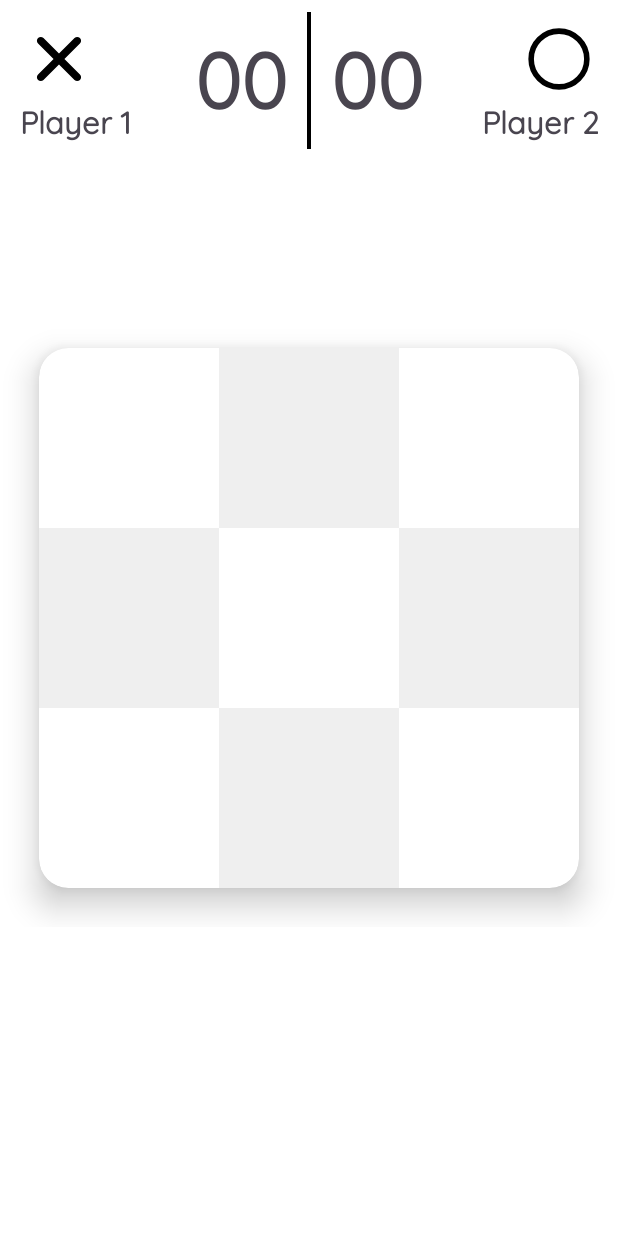
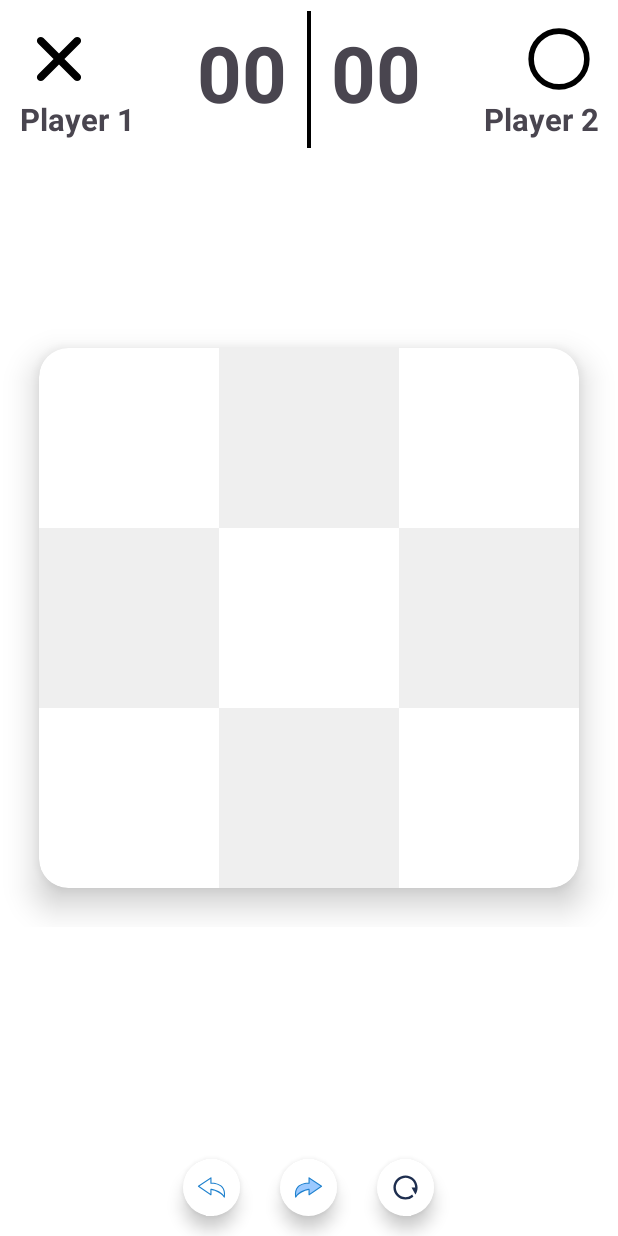
Before and after one commit to aadityakumarverma/PlayBoardGames, an Android app built with Jetpack Compose: the screen it shows after launch (MainActivity), on a phone screen of 412 x 824 dp. Run offline under Robolectric (Android 15) with nearby library versions, the phone set to English and light mode, and no system bars; our stand-ins replace sdp/ssp sizes.

Commit message:
fix(tic_tac): Undo button added

```diff
--- /dev/null
+++ b/app/src/main/res/drawable/ic_redo.xml
@@ -0,0 +1,12 @@
+<vector xmlns:android="http://schemas.android.com/apk/res/android"
+    android:width="@dimen/_15sdp"
+    android:height="@dimen/_15sdp"
+    android:viewportWidth="512"
+    android:viewportHeight="512">
+  <path
+      android:pathData="M486,235.58L266,385.16V290.02c0,0 -176.15,21.23 -235.38,135.52c-1.53,2.95 -1.42,-9.12 -1.99,-13.55C-3.3,161.97 266,181.6 266,181.6V86L486,235.58z"
+      android:fillColor="#9BC9FF"/>
+  <path
+      android:pathData="M30.18,436c-2.21,0 -9.53,-0.84 -10.7,-11.59c-0.2,-1.86 -0.32,-4.11 -0.44,-6.28c-0.1,-1.81 -0.21,-3.87 -0.33,-4.86c-9.1,-71.25 4.76,-128.36 41.21,-169.76c57.43,-65.23 153.84,-72.27 192.63,-72.27c1.22,0 2.37,0.01 3.45,0.02V86c0,-3.7 2.05,-7.11 5.32,-8.84c3.28,-1.73 7.24,-1.51 10.3,0.57l220,149.58c2.74,1.86 4.38,4.96 4.38,8.27c0,3.31 -1.64,6.41 -4.38,8.27l-220,149.58c-3.06,2.08 -7.03,2.3 -10.3,0.57c-3.27,-1.73 -5.32,-5.13 -5.32,-8.84v-83.46c-16.09,2.83 -47.66,9.47 -82.35,22.73c-45.15,17.26 -105.08,49.6 -134.15,105.71C37.6,433.81 34.11,436 30.18,436zM252.55,191.24c-36.07,0 -125.58,6.38 -177.62,65.49C44.86,290.88 32.14,337.82 37.03,396.41c13.03,-17.7 29.59,-33.89 49.47,-48.35c22.69,-16.5 49.76,-30.79 80.46,-42.48c51.99,-19.8 95.99,-25.26 97.84,-25.48c2.84,-0.35 5.69,0.55 7.83,2.44c2.14,1.9 3.37,4.62 3.37,7.48v76.25L468.21,235.58L276,104.89V181.6c0,2.78 -1.16,5.43 -3.19,7.32c-2.03,1.89 -4.77,2.85 -7.54,2.65C265.23,191.57 260.5,191.24 252.55,191.24z"
+      android:fillColor="#1E81CE"/>
+</vector>
--- /dev/null
+++ b/app/src/main/res/drawable/ic_restart.xml
@@ -0,0 +1,9 @@
+<vector xmlns:android="http://schemas.android.com/apk/res/android"
+    android:width="@dimen/_15sdp"
+    android:height="@dimen/_15sdp"
+    android:viewportWidth="24"
+    android:viewportHeight="24">
+  <path
+      android:pathData="M18.537,19.567A9.961,9.961 0,0 1,12 22C6.477,22 2,17.523 2,12S6.477,2 12,2s10,4.477 10,10c0,2.136 -0.67,4.116 -1.81,5.74L17,12h3a8,8 0,1 0,-2.46 5.772l0.997,1.795z"
+      android:fillColor="@color/default_ic_color"/>
+</vector>
--- /dev/null
+++ b/app/src/main/res/drawable/ic_undo.xml
@@ -0,0 +1,13 @@
+
+<vector xmlns:android="http://schemas.android.com/apk/res/android"
+    android:width="@dimen/_15sdp"
+    android:height="@dimen/_15sdp"
+    android:viewportWidth="512"
+    android:viewportHeight="512">
+  <path
+      android:pathData="M246,181.6c0,0 269.3,-19.63 237.37,230.39c-0.57,4.43 -0.46,16.5 -1.99,13.55C422.15,311.25 246,290.02 246,290.02v95.14L26,235.58L246,86V181.6z"
+      android:fillColor="#FFFFFF"/>
+  <path
+      android:pathData="M481.82,436c-0,0 -0.01,0 -0.01,0c-3.93,-0 -7.4,-2.19 -9.3,-5.85c-29.08,-56.11 -89.01,-88.46 -134.16,-105.72c-34.68,-13.25 -66.25,-19.9 -82.35,-22.73v83.46c0,3.7 -2.05,7.11 -5.32,8.84c-3.27,1.73 -7.24,1.51 -10.3,-0.57l-220,-149.58c-2.74,-1.86 -4.38,-4.96 -4.38,-8.27c0,-3.31 1.64,-6.41 4.38,-8.27l220,-149.58c3.06,-2.08 7.03,-2.3 10.3,-0.57C253.95,78.89 256,82.3 256,86v85.26c1.08,-0.01 2.23,-0.02 3.45,-0.02c38.79,0 135.2,7.04 192.63,72.27c36.44,41.39 50.3,98.5 41.21,169.74c-0.13,1 -0.24,3.06 -0.34,4.88c-0.12,2.17 -0.23,4.42 -0.44,6.28C491.35,435.16 484.05,436 481.82,436zM246,280.02c0.4,0 0.8,0.02 1.2,0.07c1.85,0.22 45.85,5.68 97.84,25.48c30.69,11.69 57.76,25.98 80.46,42.48c19.89,14.46 36.44,30.65 49.47,48.35c4.9,-58.58 -7.83,-105.53 -37.9,-139.68c-52.04,-59.11 -141.55,-65.49 -177.62,-65.49c-7.96,0 -12.69,0.33 -12.73,0.34c-2.76,0.2 -5.5,-0.76 -7.53,-2.65c-2.03,-1.89 -3.19,-4.54 -3.19,-7.32v-76.71L43.78,235.58L236,366.27V290.02c0,-2.86 1.23,-5.58 3.37,-7.48C241.21,280.91 243.57,280.02 246,280.02z"
+      android:fillColor="#1E81CE"/>
+</vector>
--- a/app/src/main/res/layout/fragment_tic_tac_game.xml
+++ b/app/src/main/res/layout/fragment_tic_tac_game.xml
@@ -209,5 +209,49 @@
 
         </androidx.cardview.widget.CardView>
     </androidx.constraintlayout.widget.ConstraintLayout>
+    <LinearLayout
+        android:layout_width="match_parent"
+        android:layout_height="wrap_content"
+        android:layout_alignParentBottom="true"
+        android:gravity="center"
+        android:orientation="horizontal">
+        <com.google.android.material.imageview.ShapeableImageView
+            android:id="@+id/ivUndo"
+            android:layout_width="wrap_content"
+            android:layout_height="wrap_content"
+            android:layout_margin="@dimen/_10sdp"
+            android:adjustViewBounds="true"
+            android:background="@color/white"
+            android:elevation="@dimen/_5sdp"
+            android:src="@drawable/ic_undo"
+            android:visibility="visible"
+            app:contentPadding="@dimen/_7sdp"
+            app:shapeAppearance="@style/Circular" />
+        <com.google.android.material.imageview.ShapeableImageView
+            android:id="@+id/ivRedo"
+            android:layout_width="wrap_content"
+            android:layout_height="wrap_content"
+            android:layout_margin="@dimen/_10sdp"
+            android:adjustViewBounds="true"
+            android:background="@color/white"
+            android:elevation="@dimen/_5sdp"
+            android:src="@drawable/ic_redo"
+            android:visibility="visible"
+            app:contentPadding="@dimen/_7sdp"
+            app:shapeAppearance="@style/Circular" />
+        <com.google.android.material.imageview.ShapeableImageView
+            android:id="@+id/ivRestart"
+            android:layout_width="wrap_content"
+            android:layout_height="wrap_content"
+            android:layout_margin="@dimen/_10sdp"
+            android:adjustViewBounds="true"
+            android:background="@color/white"
+            android:elevation="@dimen/_5sdp"
+            android:src="@drawable/ic_restart"
+            android:visibility="visible"
+            app:contentPadding="@dimen/_7sdp"
+            app:shapeAppearance="@style/Circular" />
+
+    </LinearLayout>
 
 </RelativeLayout>
--- a/app/src/main/res/values-night/themes.xml
+++ b/app/src/main/res/values-night/themes.xml
@@ -10,9 +10,6 @@
         <!-- Removes default splash screen. -->
         <item name="android:windowIsTranslucent">true</item>
         <item name="android:textColorHighlight">@color/app_highlight</item>
-        <!-- Set default fontFamily. -->
-        <item name="android:fontFamily">@font/quicksand_regular</item>
-        <item name="fontFamily">@font/quicksand_regular</item>
 
         <!--Adjust screen scroll when keyboard shows-->
         <item name="android:windowSoftInputMode">adjustResize</item>
--- a/app/src/main/res/values/themes.xml
+++ b/app/src/main/res/values/themes.xml
@@ -10,9 +10,6 @@
         <!-- Removes default splash screen. -->
         <item name="android:windowIsTranslucent">true</item>
         <item name="android:textColorHighlight">@color/app_highlight</item>
-        <!-- Set default fontFamily. -->
-        <item name="android:fontFamily">@font/quicksand_regular</item>
-        <item name="fontFamily">@font/quicksand_regular</item>
 
         <!--Adjust screen scroll when keyboard shows-->
         <item name="android:windowSoftInputMode">adjustResize</item>
```
Also changed, not shown: app/src/main/java/com/pbgames/utils/DialogUtils.kt (+7 -49 lines), app/src/main/java/com/pbgames/views/fragments/tic_tac/TicTacGameFragment.kt (+61 -9 lines), app/src/main/res/drawable/ic_next.xml (added, +16 -0 lines), app/src/main/res/layout/layout_airplane_mode_dialog.xml (+35 -32 lines).
